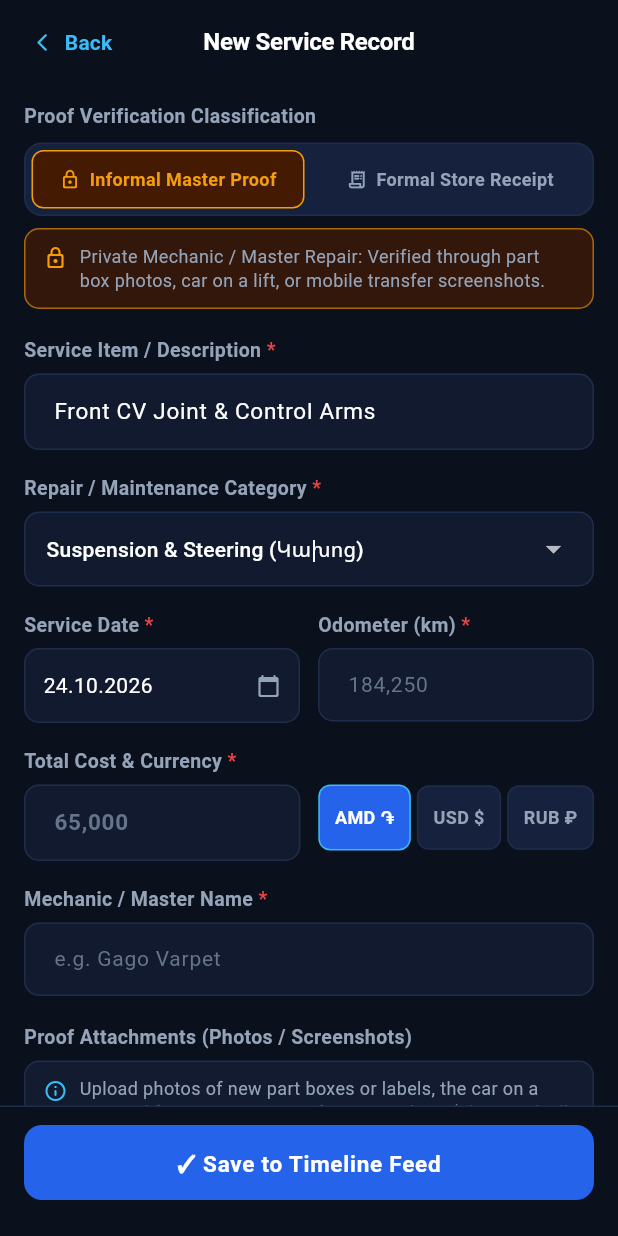
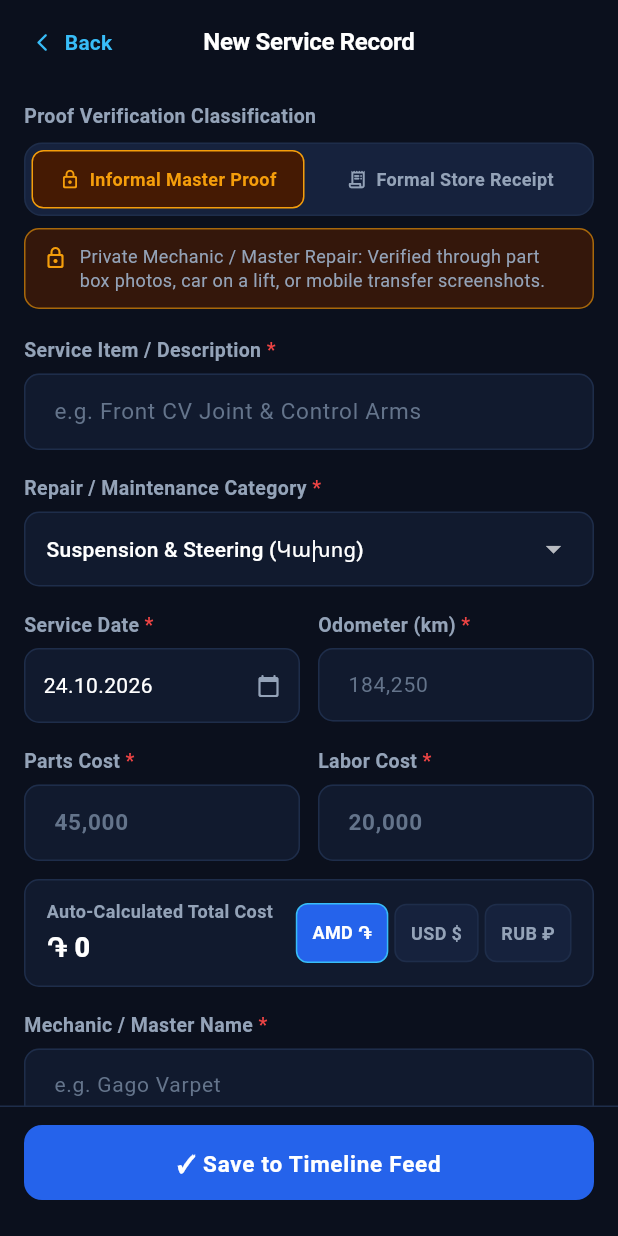
Before and after one commit to MamikonP/auto_passport, a Flutter app: the ManualEntryFormView screen opened by its route, on a phone screen of 412 x 824 dp. Run offline on Flutter 3.47's test engine with Material 3 defaults, Android fonts, the phone set to English and light mode, and no system bars; our stand-ins replace auto_route, flutter_mobx, freezed_annotation, get_it, hive_flutter, image_picker and 2 more; accounts and stored records are empty; generated files the repository leaves out were written again.

Commit message:
feat(service-log): replace hardcoded cost split with explicit parts and labor cost fields

```diff
--- a/lib/features/intake/views/voice_service_log_sheet.dart
+++ b/lib/features/intake/views/voice_service_log_sheet.dart
@@ -257,7 +257,8 @@ class _VoiceServiceLogSheetState extends State<VoiceServiceLogSheet> {
     final created = manualController.saveRecord(
       title: _parsedLog.title,
       mechanicName: _parsedLog.mechanicName,
-      cost: _parsedLog.totalCost,
+      partsCost: _parsedLog.totalCost,
+      laborCost: 0,
       odometer: _parsedLog.odometerKm,
     );
 
--- a/lib/features/manual_entry/controllers/manual_entry_controller.dart
+++ b/lib/features/manual_entry/controllers/manual_entry_controller.dart
@@ -108,7 +108,8 @@ abstract class _ManualEntryControllerBase with Store {
   ServiceRecordModel saveRecord({
     required String title,
     required String mechanicName,
-    required double cost,
+    required double partsCost,
+    required double laborCost,
     required int odometer,
     String partsOemNumber = '',
   }) {
@@ -118,7 +119,8 @@ abstract class _ManualEntryControllerBase with Store {
       category: selectedCategory,
       date: serviceDate,
       odometerKm: odometer,
-      totalCost: cost,
+      partsCost: partsCost,
+      laborCost: laborCost,
       currency: selectedCurrency,
       mechanicName: mechanicName,
       partsOemNumber: partsOemNumber,
--- a/lib/features/manual_entry/views/manual_entry_form_view.dart
+++ b/lib/features/manual_entry/views/manual_entry_form_view.dart
@@ -32,9 +32,32 @@ class _ManualEntryFormViewState extends State<ManualEntryFormView> {
 
   late final TextEditingController _titleController;
   late final TextEditingController _odometerController;
-  late final TextEditingController _costController;
+  late final TextEditingController _partsCostController;
+  late final TextEditingController _laborCostController;
   late final TextEditingController _mechanicController;
   late final TextEditingController _oemNumberController;
+
+  double get _partsCostValue =>
+      double.tryParse(_partsCostController.text.replaceAll(',', '').trim()) ??
+      0.0;
+
+  double get _laborCostValue =>
+      double.tryParse(_laborCostController.text.replaceAll(',', '').trim()) ??
+      0.0;
+
+  double get _totalCostValue => _partsCostValue + _laborCostValue;
+
+  String _formatAmount(double amount) {
+    final intVal = amount.toInt();
+    return intVal.toString().replaceAllMapped(
+      RegExp(r'(\d{1,3})(?=(\d{3})+(?!\d))'),
+      (m) => '${m[1]},',
+    );
+  }
+
+  void _onCostChanged() {
+    setState(() {});
+  }
 
   @override
   void initState() {
@@ -43,30 +66,35 @@ class _ManualEntryFormViewState extends State<ManualEntryFormView> {
     _controller.initializeWithProofType(widget.initialProofType);
     final voiceLog = _controller.consumePendingVoiceLog();
 
-    _titleController = TextEditingController(
-      text: voiceLog?.title ?? 'Front CV Joint & Control Arms',
-    );
+    _titleController = TextEditingController(text: voiceLog?.title ?? '');
     _odometerController = TextEditingController(
       text: voiceLog != null ? voiceLog.odometerKm.toString() : '',
     );
-    _costController = TextEditingController(
+    _partsCostController = TextEditingController(
       text: voiceLog != null && voiceLog.totalCost > 0
           ? voiceLog.totalCost.toInt().toString()
           : '',
     );
+    _laborCostController = TextEditingController(text: '');
     _mechanicController = TextEditingController(
       text: voiceLog != null && voiceLog.mechanicName != 'Private Workshop'
           ? voiceLog.mechanicName
           : '',
     );
     _oemNumberController = TextEditingController(text: '');
+
+    _partsCostController.addListener(_onCostChanged);
+    _laborCostController.addListener(_onCostChanged);
   }
 
   @override
   void dispose() {
+    _partsCostController.removeListener(_onCostChanged);
+    _laborCostController.removeListener(_onCostChanged);
     _titleController.dispose();
     _odometerController.dispose();
-    _costController.dispose();
+    _partsCostController.dispose();
+    _laborCostController.dispose();
     _mechanicController.dispose();
     _oemNumberController.dispose();
     super.dispose();
@@ -74,15 +102,14 @@ class _ManualEntryFormViewState extends State<ManualEntryFormView> {
 
   void _saveRecord() {
     if (_formKey.currentState?.validate() ?? false) {
-      final cost =
-          double.tryParse(_costController.text.replaceAll(',', '')) ?? 0.0;
       final odometer =
           int.tryParse(_odometerController.text.replaceAll(',', '')) ?? 184250;
 
       _controller.saveRecord(
         title: _titleController.text.trim(),
         mechanicName: _mechanicController.text.trim(),
-        cost: cost,
+        partsCost: _partsCostValue,
+        laborCost: _laborCostValue,
         odometer: odometer,
         partsOemNumber: _oemNumberController.text.trim(),
       );
@@ -478,35 +505,16 @@ class _ManualEntryFormViewState extends State<ManualEntryFormView> {
                 ],
               ),
               const SizedBox(height: 16),
-              const Text.rich(
-                TextSpan(
-                  text: 'Total Cost & Currency',
-                  style: TextStyle(
-                    fontSize: 13,
-                    fontWeight: FontWeight.w600,
-                    color: AppColors.textSecondary,
-                  ),
-                  children: [
-                    TextSpan(
-                      text: ' *',
-                      style: TextStyle(
-                        color: AppColors.error,
-                        fontWeight: FontWeight.w700,
-                      ),
-                    ),
-                  ],
-                ),
-              ),
-              const SizedBox(height: 6),
               Row(
                 crossAxisAlignment: CrossAxisAlignment.start,
                 children: [
                   Expanded(
-                    flex: 3,
                     child: CustomTextField(
-                      controller: _costController,
+                      label: 'Parts Cost',
+                      isRequired: true,
+                      controller: _partsCostController,
                       keyboardType: TextInputType.number,
-                      hintText: '65,000',
+                      hintText: '45,000',
                       style: const TextStyle(
                         color: Colors.white,
                         fontSize: 15,
@@ -515,23 +523,91 @@ class _ManualEntryFormViewState extends State<ManualEntryFormView> {
                       validator: (value) {
                         final trimmed = value?.replaceAll(',', '').trim() ?? '';
                         if (trimmed.isEmpty) {
-                          return 'Total cost is required';
+                          return 'Parts cost is required';
                         }
                         final cost = double.tryParse(trimmed);
-                        if (cost == null || cost <= 0) {
+                        if (cost == null || cost < 0) {
+                          return 'Enter valid cost';
+                        }
+                        if (_totalCostValue <= 0) {
+                          return 'Total must be > 0';
+                        }
+                        return null;
+                      },
+                    ),
+                  ),
+                  const SizedBox(width: 12),
+                  Expanded(
+                    child: CustomTextField(
+                      label: 'Labor Cost',
+                      isRequired: true,
+                      controller: _laborCostController,
+                      keyboardType: TextInputType.number,
+                      hintText: '20,000',
+                      style: const TextStyle(
+                        color: Colors.white,
+                        fontSize: 15,
+                        fontWeight: FontWeight.w700,
+                      ),
+                      validator: (value) {
+                        final trimmed = value?.replaceAll(',', '').trim() ?? '';
+                        if (trimmed.isEmpty) {
+                          return 'Labor cost is required';
+                        }
+                        final cost = double.tryParse(trimmed);
+                        if (cost == null || cost < 0) {
                           return 'Enter valid cost';
                         }
                         return null;
                       },
                     ),
                   ),
-                  const SizedBox(width: 8),
+                ],
+              ),
+              const SizedBox(height: 12),
               Observer(
-                    builder: (_) => Row(
-                      children: [Currency.amd, Currency.usd, Currency.rub].map((
-                        curr,
-                      ) {
-                        final isSelected = _controller.selectedCurrency == curr;
+                builder: (_) => Container(
+                  padding: const EdgeInsets.symmetric(
+                    horizontal: 14,
+                    vertical: 12,
+                  ),
+                  decoration: BoxDecoration(
+                    color: AppColors.darkSurface,
+                    borderRadius: BorderRadius.circular(10),
+                    border: Border.all(color: AppColors.darkBorder),
+                  ),
+                  child: Row(
+                    mainAxisAlignment: MainAxisAlignment.spaceBetween,
+                    children: [
+                      Expanded(
+                        child: Column(
+                          crossAxisAlignment: CrossAxisAlignment.start,
+                          children: [
+                            const Text(
+                              'Auto-Calculated Total Cost',
+                              style: TextStyle(
+                                fontSize: 12,
+                                fontWeight: FontWeight.w600,
+                                color: AppColors.textSecondary,
+                              ),
+                            ),
+                            const SizedBox(height: 2),
+                            Text(
+                              '${_controller.selectedCurrency.symbol} ${_formatAmount(_totalCostValue)}',
+                              style: const TextStyle(
+                                fontSize: 18,
+                                fontWeight: FontWeight.w800,
+                                color: Colors.white,
+                              ),
+                            ),
+                          ],
+                        ),
+                      ),
+                      Row(
+                        children: [Currency.amd, Currency.usd, Currency.rub]
+                            .map((curr) {
+                              final isSelected =
+                                  _controller.selectedCurrency == curr;
                               return Padding(
                                 padding: const EdgeInsets.only(left: 4),
                                 child: GestureDetector(
@@ -539,7 +615,7 @@ class _ManualEntryFormViewState extends State<ManualEntryFormView> {
                                   child: Container(
                                     padding: const EdgeInsets.symmetric(
                                       horizontal: 10,
-                                vertical: 12,
+                                      vertical: 10,
                                     ),
                                     decoration: BoxDecoration(
                                       color: isSelected
@@ -565,10 +641,12 @@ class _ManualEntryFormViewState extends State<ManualEntryFormView> {
                                   ),
                                 ),
                               );
-                      }).toList(),
+                            })
+                            .toList(),
+                      ),
+                    ],
                   ),
                 ),
-                ],
               ),
               const SizedBox(height: 16),
               Observer(
--- a/lib/features/record_detail/widgets/record_investment_card.dart
+++ b/lib/features/record_detail/widgets/record_investment_card.dart
@@ -1,4 +1,5 @@
 import 'package:flutter/material.dart';
+
 import '../../../core/theme/app_colors.dart';
 import '../../../core/theme/app_dimensions.dart';
 import '../models/record_detail_model.dart';
@@ -6,10 +7,7 @@ import '../models/record_detail_model.dart';
 class RecordInvestmentCard extends StatelessWidget {
   final RecordBreakdownModel breakdown;
 
-  const RecordInvestmentCard({
-    super.key,
-    required this.breakdown,
-  });
+  const RecordInvestmentCard({super.key, required this.breakdown});
 
   @override
   Widget build(BuildContext context) {
```
Also changed, not shown: lib/features/manual_entry/models/manual_entry_form_model.dart (+8 -4 lines), lib/features/record_detail/models/record_detail_model.dart (+12 -20 lines), lib/features/record_detail/views/record_detail_view.dart (+48 -30 lines), lib/features/manual_entry/controllers/manual_entry_controller.g.dart. Lines whose indentation alone changed are shown as unchanged.
